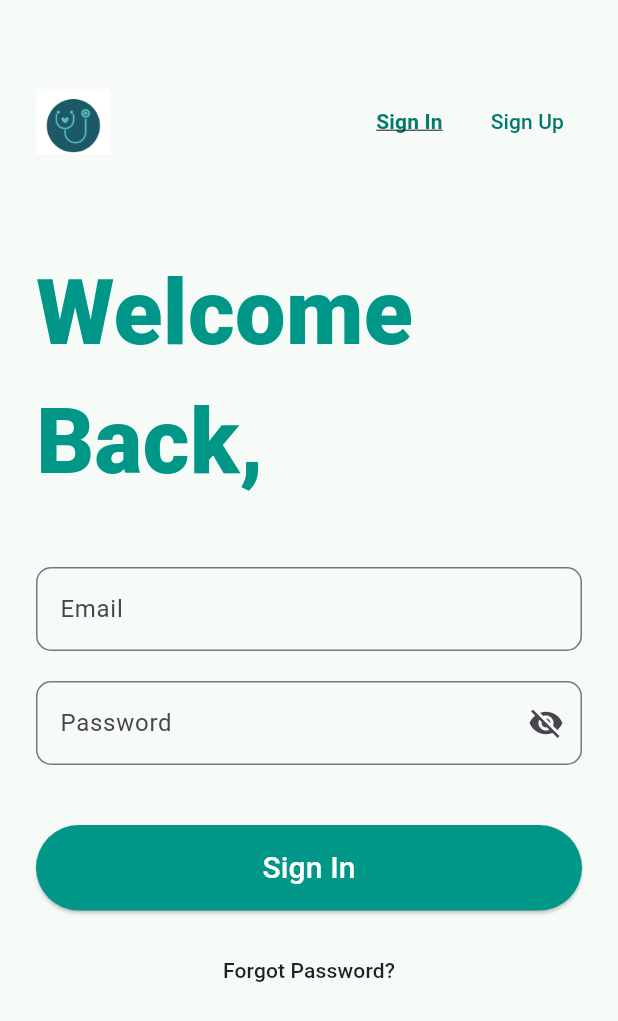
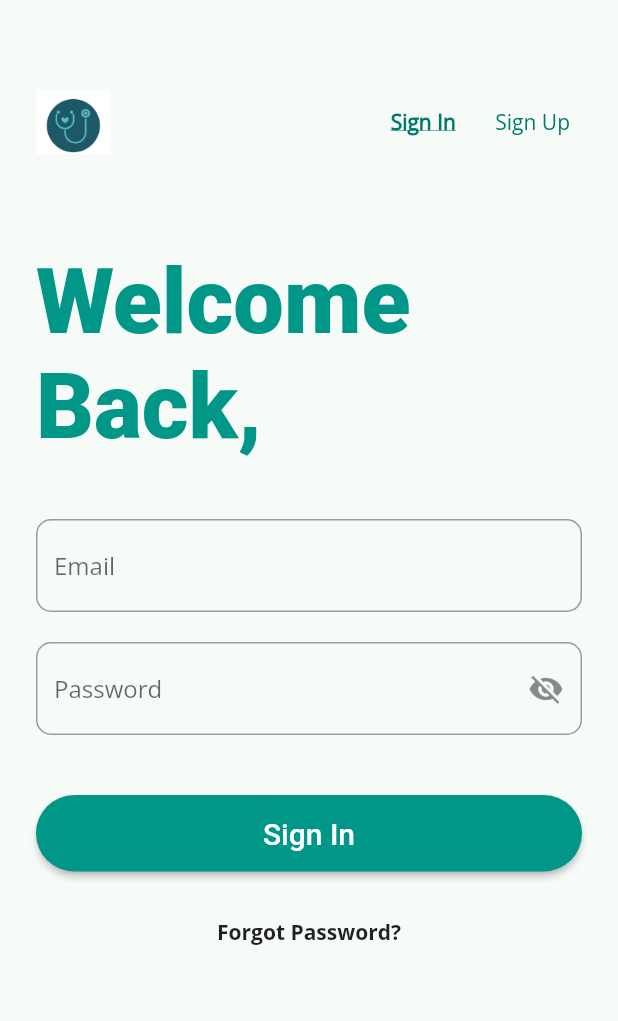
Before and after one commit to mansijimba/mediqueue, a Flutter app: the screen it shows after launch, on a phone screen of 412 x 824 dp. Shown: the top 1021 px of the screen. Run offline on Flutter 3.47's test engine with Material 3 defaults, Android fonts, the light colour scheme and no system bars; Roboto replaces fonts that are missing (Cursive).

Commit message:
fonts and theme

```diff
--- a/lib/View/login.dart
+++ b/lib/View/login.dart
@@ -48,10 +48,7 @@ class _LoginPageState extends State<LoginPage> {
                           Navigator.push(
                             context,
                             MaterialPageRoute(
-
                               builder: (context) => SignUpPage(),
-
-
                             ),
                           );
                         },
@@ -121,7 +118,6 @@ class _LoginPageState extends State<LoginPage> {
                     Navigator.push(
                       context,
                       MaterialPageRoute(builder: (context) => Dashboard()),
-
                     );
                   },
                   style: ElevatedButton.styleFrom(
@@ -145,7 +141,10 @@ class _LoginPageState extends State<LoginPage> {
                   onPressed: () {},
                   child: const Text(
                     'Forgot Password?',
-                    style: TextStyle(color: Colors.black87),
+                    style: TextStyle(
+                      color: Colors.black87,
+                      fontFamily: 'OpenSans Bold',
+                    ),
                   ),
                 ),
               ),
--- a/lib/View/theme_data.dart
+++ b/lib/View/theme_data.dart
@@ -4,7 +4,7 @@ ThemeData getApplicationTheme() {
   return ThemeData(
     useMaterial3: false,
     primarySwatch: Colors.teal,
-    fontFamily: 'OpenSans Italic',
+    fontFamily: 'OpenSans Regular',
     elevatedButtonTheme: ElevatedButtonThemeData(
       style: ElevatedButton.styleFrom(
         textStyle: TextStyle(fontSize: 30, fontWeight: FontWeight.w500),
--- a/lib/app.dart
+++ b/lib/app.dart
@@ -1,6 +1,6 @@
 import 'package:flutter/material.dart';
-import 'package:mediqueue/View/login.dart';
-import 'package:mediqueue/View/splashscreen.dart';
+import 'package:mediqueue/View/theme_data.dart';
+import 'package:mediqueue/routes/app_route.dart';
 
 class MyApp extends StatelessWidget {
   const MyApp({super.key});
@@ -9,13 +9,9 @@ class MyApp extends StatelessWidget {
     return MaterialApp(
       debugShowCheckedModeBanner: false,
       title: 'MediQueue',
-      theme: ThemeData(primarySwatch: Colors.teal),
-      initialRoute: '/',
-      routes: {
-        '/': (context) => const SplashScreen(),
-        '/home': (context) => LoginPage(),
-
-      },
+      theme: getApplicationTheme(),
+      initialRoute: AppRoute.splashScreenRoute,
+      routes: AppRoute.getAppRoutes(),
     );
   }
 }
```
Also changed, not shown: pubspec.yaml (+10 -7 lines), assets/fonts/OpenSans-Bold.ttf (added), assets/fonts/OpenSans-Italic.ttf (added), assets/fonts/OpenSans-Regular.ttf (added).
